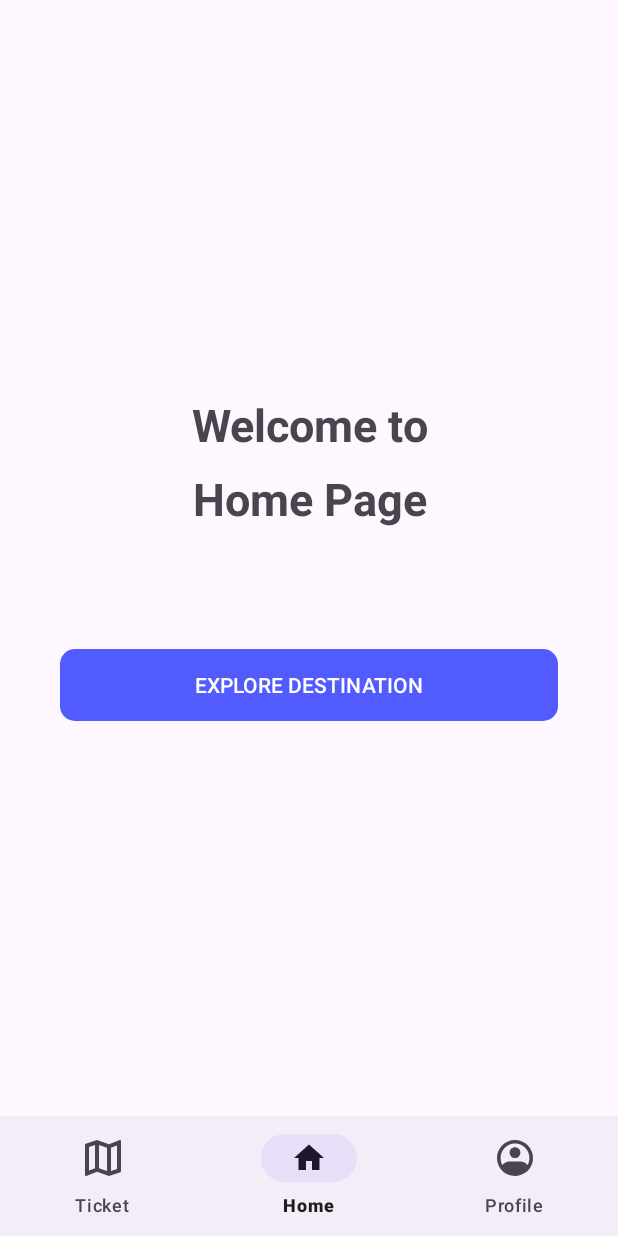
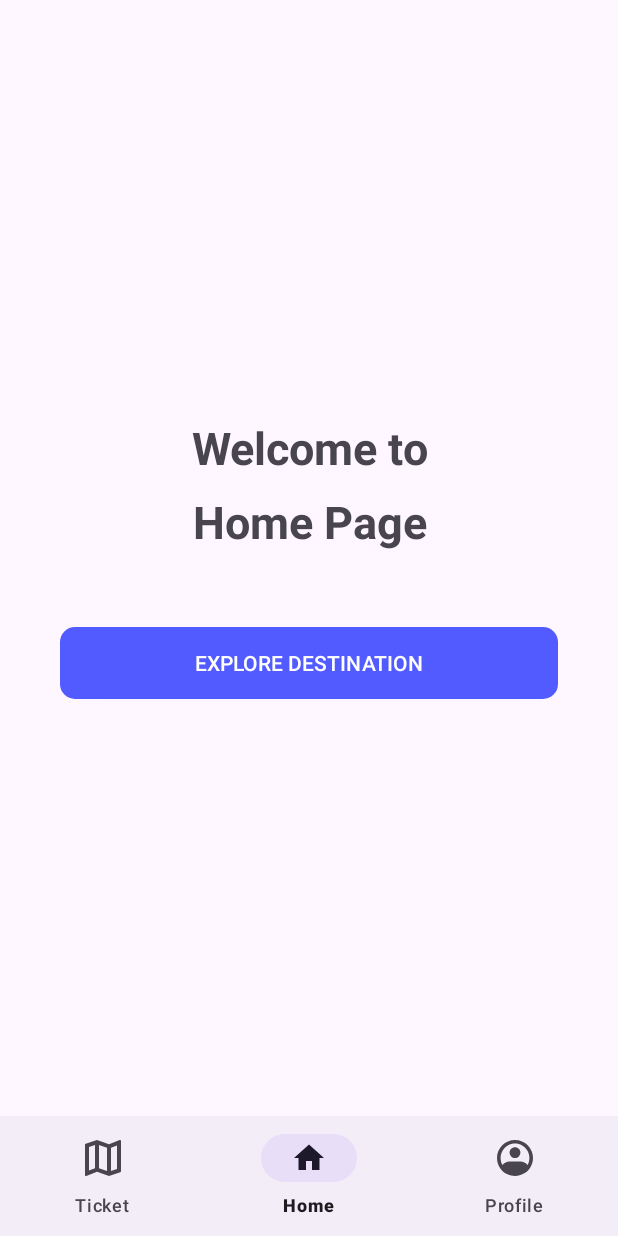
Before and after one commit to zefanyadiegoforlandi/PPAPB_Tugas9-Button-Navigation_Zefanya-Diego-Forlandicco, an Android app: the screen it shows after launch (MainActivity), on a phone screen of 412 x 824 dp. Run offline under Robolectric (Android 15) with nearby library versions, the phone set to English and light mode, and no system bars; our stand-ins replace navigation-ui.

Commit message:
ini yang benar

```diff
--- a/app/src/main/res/layout/fragment_home.xml
+++ b/app/src/main/res/layout/fragment_home.xml
@@ -17,7 +17,7 @@
         android:textSize="30sp"
         android:lineSpacingExtra="14sp"
         android:textStyle="bold"
-        android:layout_marginBottom="80dp"
+        android:layout_marginBottom="50dp"
         />
 
 
--- a/app/src/main/res/layout/fragment_ticket.xml
+++ b/app/src/main/res/layout/fragment_ticket.xml
@@ -13,7 +13,7 @@
         android:layout_height="wrap_content"
         android:text="Order Ticket"
         android:textStyle="bold"
-        android:textSize="20sp"
+        android:textSize="30sp"
         android:gravity="center"
         android:layout_marginBottom="30dp"/>
     <ImageView
```
